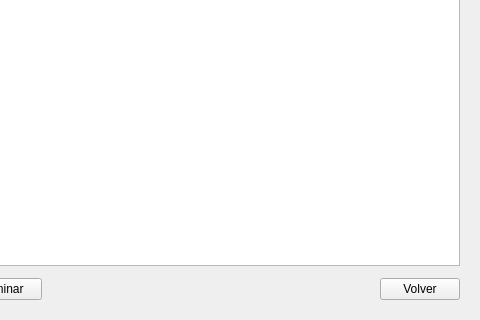
segovia-gabriel/ProyectoFinal-PracticasII, file vista/usuarios/usuarios.ui: the form before one commit; both pictures show x 240 to 720 and y 160 to 480 of the 720 by 480 pixel window.
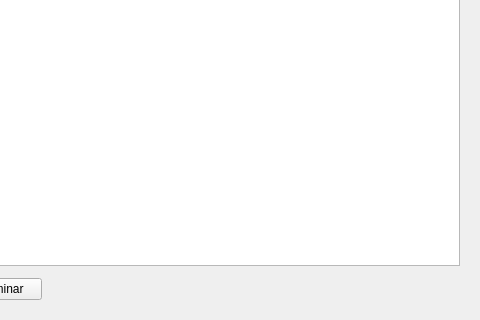
The form after the commit.

Patch:
```diff
--- a/vista/usuarios/usuarios.ui
+++ b/vista/usuarios/usuarios.ui
@@ -1,7 +1,7 @@
 <?xml version="1.0" encoding="UTF-8"?>
 <ui version="4.0">
  <class>VentanaUsuarios</class>
- <widget class="QMainWindow" name="VentanaUsuarios">
+ <widget class="QWidget" name="VentanaUsuarios">
   <property name="geometry">
    <rect>
     <x>0</x>
@@ -13,7 +13,6 @@
   <property name="windowTitle">
    <string>Usuarios</string>
   </property>
-  <widget class="QWidget" name="widget_central">
    <layout class="QVBoxLayout" name="layout_principal">
     <property name="spacing">
      <number>12</number>
@@ -133,17 +132,9 @@
         </property>
        </spacer>
       </item>
-      <item>
-       <widget class="QPushButton" name="pushButton_volver">
-        <property name="text">
-         <string>Volver</string>
-        </property>
-       </widget>
-      </item>
      </layout>
     </item>
    </layout>
-  </widget>
  </widget>
  <resources/>
  <connections/>
```
